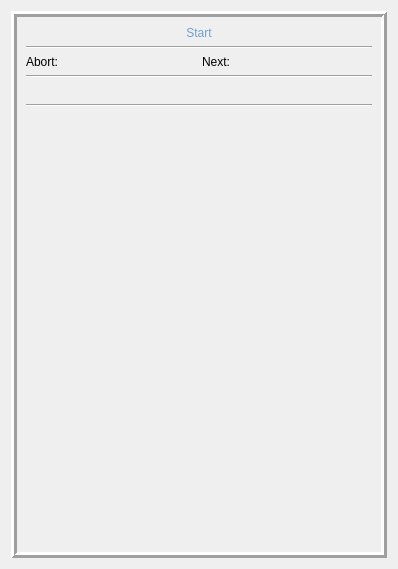
First picture: the form in src/L4/ui/state.ui, repository vedangnaik/Carina-mirror, before the edit.
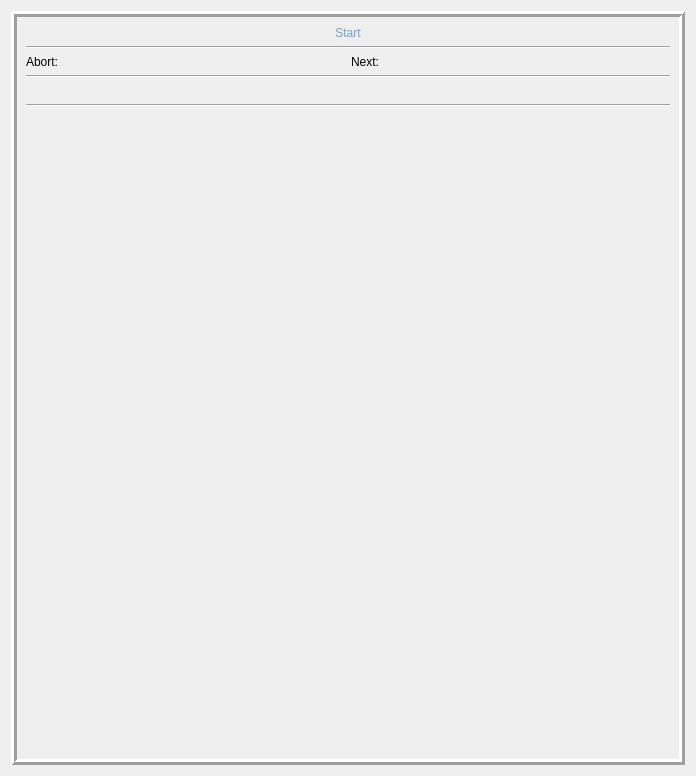
Second picture: the form after the edit.

Commit message: Added temporary headers to state UI, sensor check printing, fixed bug from removing none option

Patch:
```diff
--- a/src/L4/ui/state.ui
+++ b/src/L4/ui/state.ui
@@ -6,8 +6,8 @@
    <rect>
     <x>0</x>
     <y>0</y>
-    <width>398</width>
-    <height>569</height>
+    <width>696</width>
+    <height>776</height>
    </rect>
   </property>
   <property name="sizePolicy">
```
The commit also changes 2 other files.
